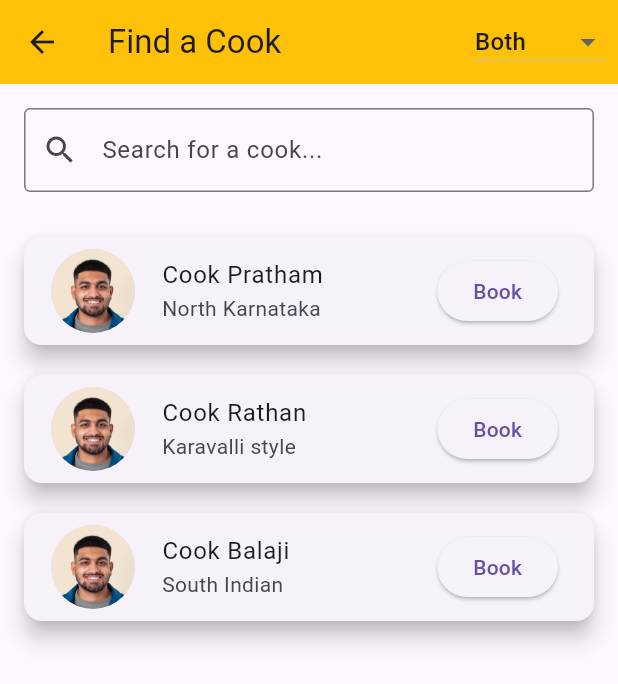
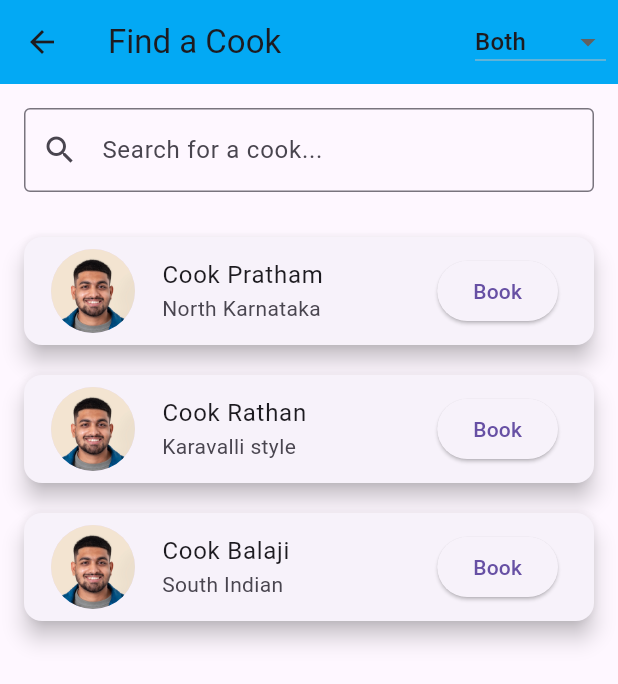
Before and after one commit to Raghavendra-J-R/cookConnect, a Flutter app: the FindACookPage screen opened by its route, on a phone screen of 412 x 824 dp. Shown: the top 684 px of the screen. Run offline on Flutter 3.47's test engine with Material 3 defaults, Android fonts, the phone set to English and light mode, and no system bars; our stand-ins replace carousel_slider, firebase_auth, firebase_core, firebase_database; accounts and stored records are empty.

```diff
--- a/lib/find_cook.dart
+++ b/lib/find_cook.dart
@@ -16,7 +16,7 @@ class _FindACookPageState extends State<FindACookPage> {
     return Scaffold(
       appBar: AppBar(
         title: const Text('Find a Cook'),
-        backgroundColor: Colors.amber,
+        backgroundColor: Colors.lightBlue,
         leading: IconButton(
           icon: const Icon(Icons.arrow_back),
           onPressed: () {
```
